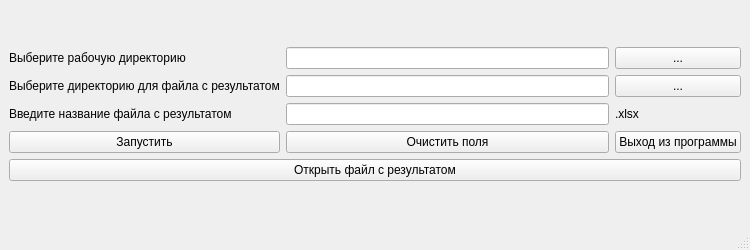
Above: xgtf_to_excel/untitled.ui from Yrij-Zhavoronkov/WintreistsPractice before the change. Below: the same form after it.
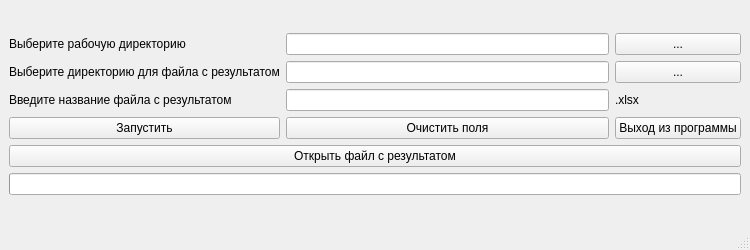
That is the form after the change.

Commit message: GUI with progress bar

```diff
--- a/xgtf_to_excel/untitled.ui
+++ b/xgtf_to_excel/untitled.ui
@@ -114,6 +114,16 @@
         </property>
        </widget>
       </item>
+      <item>
+       <widget class="QProgressBar" name="progressBar">
+        <property name="value">
+         <number>0</number>
+        </property>
+        <property name="textVisible">
+         <bool>false</bool>
+        </property>
+       </widget>
+      </item>
      </layout>
     </item>
    </layout>
```
The commit also changes 3 other files.
